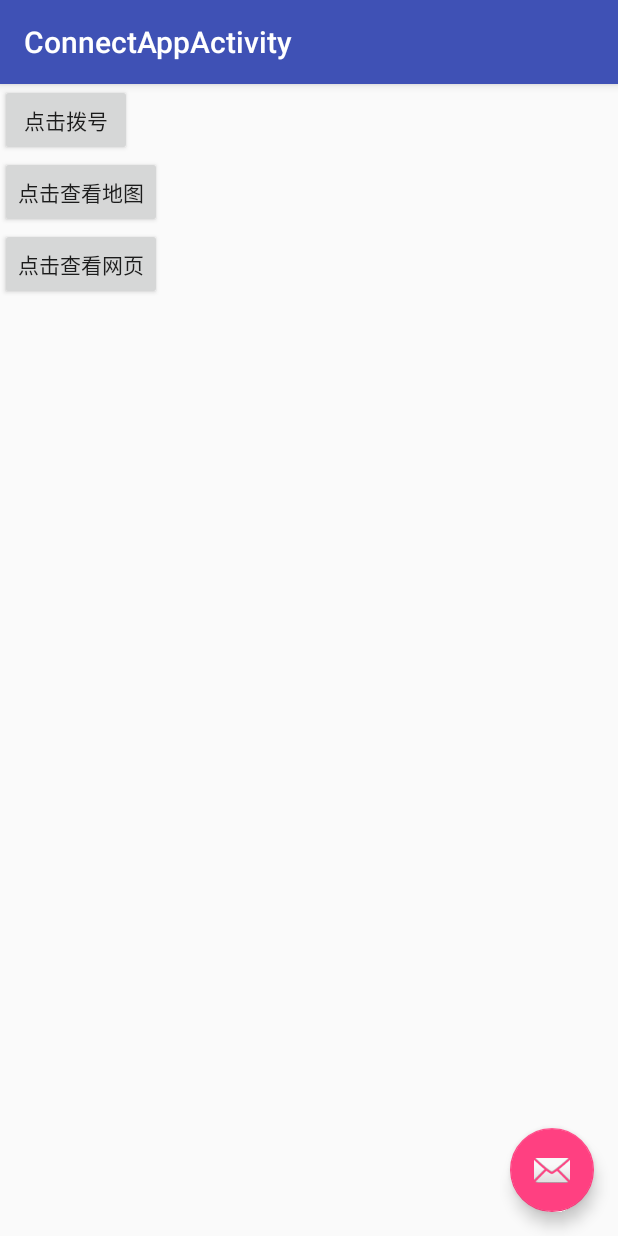
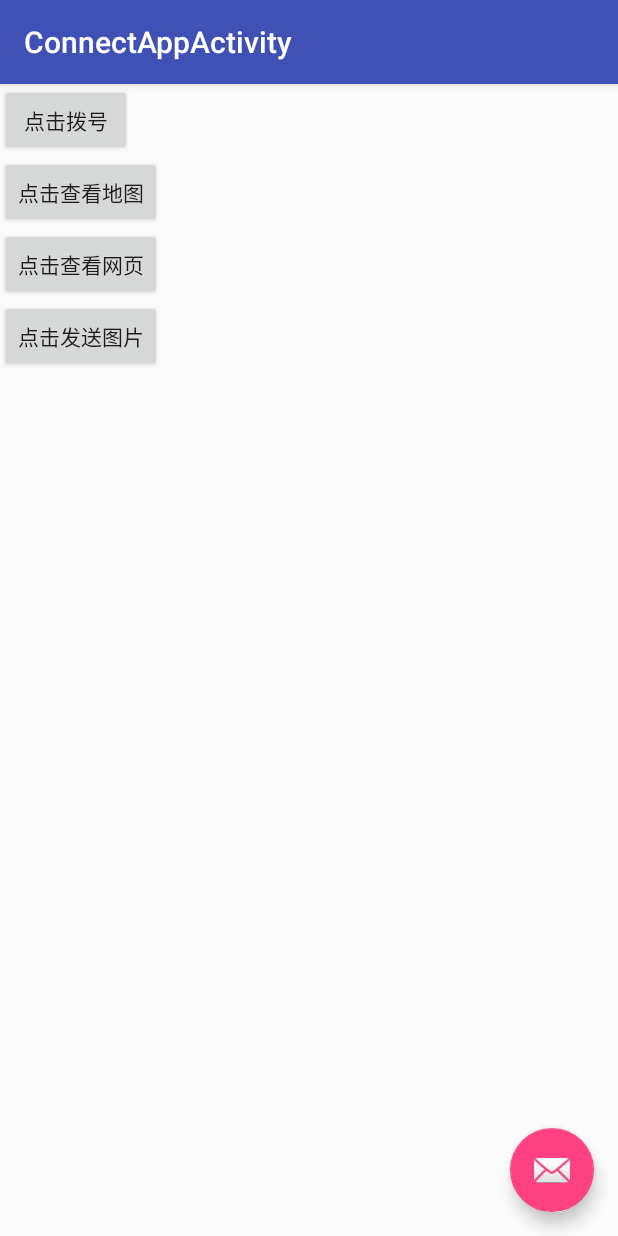
Before and after one commit to lishanxin/AndroidTrain, an Android app: the screen it shows after launch (ConnectAppActivity), after a tap on "点击测试与其他APP的链接", on a phone screen of 412 x 824 dp. Run offline under Robolectric (Android 15) with nearby library versions, the phone set to English and light mode, and no system bars.

Commit message:
分享图片
分享图片

```diff
--- a/app/src/main/AndroidManifest.xml
+++ b/app/src/main/AndroidManifest.xml
@@ -1,6 +1,11 @@
 <?xml version="1.0" encoding="utf-8"?>
 <manifest xmlns:android="http://schemas.android.com/apk/res/android"
     package="com.example.androidtrain">
+
+    <uses-permission android:name="android.permission.READ_EXTERNAL_STORAGE"/>
+    <uses-permission android:name="android.permission.WRITE_EXTERNAL_STORAGE"/>
+    <uses-permission android:name="android.permission.INTERNET"/>
+    <uses-permission android:name="android.permission.ACCESS_WIFI_STATE"/>
 
     <application
         android:allowBackup="true"
--- a/app/src/main/java/com/example/androidtrain/MainActivity.java
+++ b/app/src/main/java/com/example/androidtrain/MainActivity.java
@@ -1,8 +1,12 @@
 package com.example.androidtrain;
 
+import android.Manifest;
 import android.app.Activity;
 import android.content.Intent;
+import android.content.pm.PackageManager;
+import android.support.v4.app.ActivityCompat;
 import android.support.v4.app.FragmentActivity;
+import android.support.v4.content.ContextCompat;
 import android.support.v7.app.AppCompatActivity;
 import android.os.Bundle;
 import android.util.Log;
@@ -26,6 +30,7 @@ public class MainActivity extends FragmentActivity  {
     protected void onCreate(Bundle savedInstanceState) {
         super.onCreate(savedInstanceState);
         setContentView(R.layout.activity_main);
+        checkAllPermission();
     }
 
     /** Called when the user clicks the Send button */
@@ -89,4 +94,41 @@ public class MainActivity extends FragmentActivity  {
         Intent intent = new Intent(this, ConnectAppActivity.class);
         startActivity(intent);
     }
+
+
+
+
+
+
+    private static final int REQUEST_PERMISSION_CODE = 101;
+
+    private void checkAllPermission() {
+
+        String[] permissions = new String[]{
+                Manifest.permission.INTERNET,
+                Manifest.permission.WRITE_EXTERNAL_STORAGE,
+                Manifest.permission.ACCESS_NETWORK_STATE,
+                Manifest.permission.ACCESS_WIFI_STATE,
+                Manifest.permission.READ_PHONE_STATE,
+                Manifest.permission.ACCESS_COARSE_LOCATION
+        };
+
+        boolean isGranted = checkPermissionAllGranted(permissions);
+        //只要有一项权限未通过，就重新请求权限；请求所有权限，对于已经授权的权限自动忽略
+        if (isGranted){
+
+        }else {
+            ActivityCompat.requestPermissions(this, permissions, REQUEST_PERMISSION_CODE);
+        }
+    }
+
+    private boolean checkPermissionAllGranted(String[] strings) {
+        //对所有权限进行检查，若有一项未通过，则返回false
+        for(String permission: strings){
+            if (ContextCompat.checkSelfPermission(this, permission) != PackageManager.PERMISSION_GRANTED){
+                return false;
+            }
+        }
+        return true;
+    }
 }
--- a/app/src/main/res/layout/content_connect_app.xml
+++ b/app/src/main/res/layout/content_connect_app.xml
@@ -26,4 +26,10 @@
         android:text="@string/button_check_webpage"
         android:layout_width="wrap_content"
         android:layout_height="wrap_content" />
+
+    <Button
+        android:onClick="sendImage"
+        android:text="@string/button_send_image"
+        android:layout_width="wrap_content"
+        android:layout_height="wrap_content" />
 </LinearLayout>
--- a/app/src/main/res/values/strings.xml
+++ b/app/src/main/res/values/strings.xml
@@ -18,4 +18,5 @@
     <string name="button_call">点击拨号</string>
     <string name="button_check_map">点击查看地图</string>
     <string name="button_check_webpage">点击查看网页</string>
+    <string name="button_send_image">点击发送图片</string>
 </resources>
```
Also changed, not shown: app/src/main/java/com/example/androidtrain/connectApp/ConnectAppActivity.java (+32 -0 lines), app/src/main/assets/iu.jpg (added).
